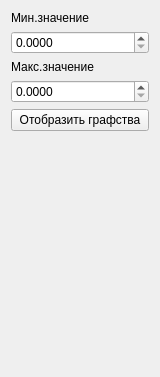
This is widgets/ddmMinMaxFrictionFilterWidget.ui in alexeymarunin/ddm as Qt 5 draws it before an edit. The edited form follows.
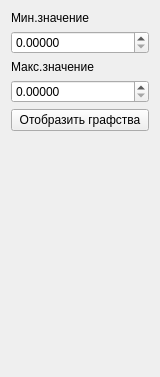
This is the edited form. Icons and pictures are not drawn.

```diff
--- a/widgets/ddmMinMaxFrictionFilterWidget.ui
+++ b/widgets/ddmMinMaxFrictionFilterWidget.ui
@@ -47,7 +47,7 @@
      <item>
       <widget class="QDoubleSpinBox" name="spinMinValue">
        <property name="decimals">
-        <number>4</number>
+        <number>5</number>
        </property>
        <property name="singleStep">
         <double>0.010000000000000</double>
@@ -64,7 +64,7 @@
      <item>
       <widget class="QDoubleSpinBox" name="spinMaxValue">
        <property name="decimals">
-        <number>4</number>
+        <number>5</number>
        </property>
        <property name="singleStep">
         <double>0.010000000000000</double>
```
